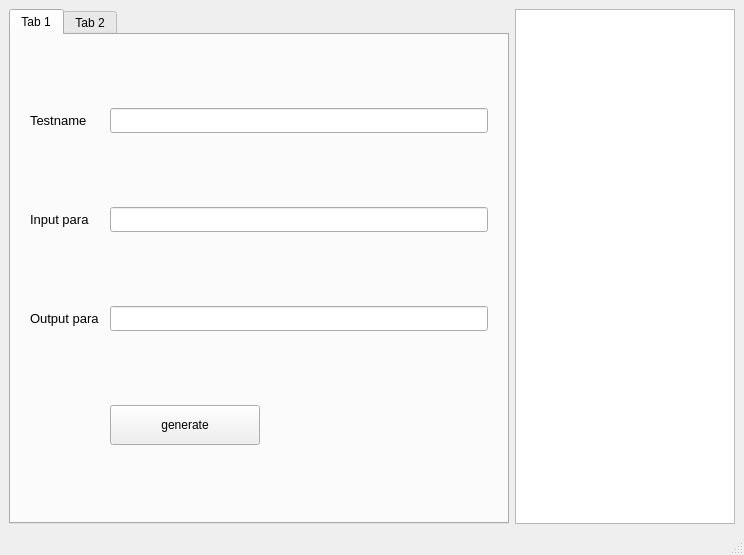
This is ui/MainWindow.ui in SJTU-Applemin/AutoClass as Qt 5 draws it before an edit. The edited form follows.
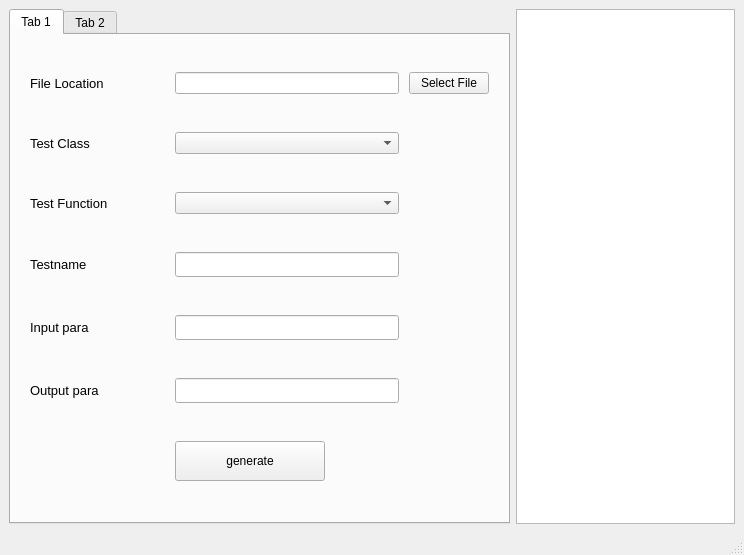
This is the edited form.

Commit message: add file selection, class and function selection

```diff
--- a/ui/MainWindow.ui
+++ b/ui/MainWindow.ui
@@ -20,7 +20,7 @@
    <string>MainWindow</string>
   </property>
   <widget class="QWidget" name="centralwidget">
-   <layout class="QGridLayout" name="gridLayout_2">
+   <layout class="QGridLayout" name="gridLayout_2" columnstretch="5,1">
     <item row="0" column="1">
      <widget class="QTextBrowser" name="textBrowser"/>
     </item>
@@ -47,7 +47,7 @@
        </attribute>
        <layout class="QHBoxLayout" name="horizontalLayout">
         <item>
-         <layout class="QGridLayout" name="gridLayout">
+         <layout class="QGridLayout" name="gridLayout" columnstretch="3,5,1">
           <property name="leftMargin">
            <number>10</number>
           </property>
@@ -57,51 +57,7 @@
           <property name="spacing">
            <number>10</number>
           </property>
-          <item row="1" column="0">
-           <widget class="QLabel" name="label">
-            <property name="font">
-             <font>
-              <pointsize>10</pointsize>
-             </font>
-            </property>
-            <property name="text">
-             <string>Input para</string>
-            </property>
-           </widget>
-          </item>
-          <item row="0" column="1">
-           <widget class="QLineEdit" name="lineEditTestName">
-            <property name="minimumSize">
-             <size>
-              <width>0</width>
-              <height>25</height>
-             </size>
-            </property>
-           </widget>
-          </item>
-          <item row="1" column="1">
-           <widget class="QLineEdit" name="lineEditInputPara">
-            <property name="minimumSize">
-             <size>
-              <width>0</width>
-              <height>25</height>
-             </size>
-            </property>
-           </widget>
-          </item>
-          <item row="3" column="0">
-           <widget class="QLabel" name="label_3">
-            <property name="font">
-             <font>
-              <pointsize>10</pointsize>
-             </font>
-            </property>
-            <property name="text">
-             <string>Output para</string>
-            </property>
-           </widget>
-          </item>
-          <item row="3" column="1">
+          <item row="6" column="1">
            <widget class="QLineEdit" name="lineEditOutputPara">
             <property name="minimumSize">
              <size>
@@ -111,19 +67,7 @@
             </property>
            </widget>
           </item>
-          <item row="0" column="0">
-           <widget class="QLabel" name="label_2">
-            <property name="font">
-             <font>
-              <pointsize>10</pointsize>
-             </font>
-            </property>
-            <property name="text">
-             <string>Testname</string>
-            </property>
-           </widget>
-          </item>
-          <item row="4" column="1">
+          <item row="7" column="1">
            <widget class="QPushButton" name="pushButtonGenerate">
             <property name="enabled">
              <bool>true</bool>
@@ -151,6 +95,114 @@
             </property>
            </widget>
           </item>
+          <item row="3" column="0">
+           <widget class="QLabel" name="label_2">
+            <property name="font">
+             <font>
+              <pointsize>10</pointsize>
+             </font>
+            </property>
+            <property name="text">
+             <string>Testname</string>
+            </property>
+           </widget>
+          </item>
+          <item row="2" column="0">
+           <widget class="QLabel" name="label_4">
+            <property name="font">
+             <font>
+              <pointsize>10</pointsize>
+             </font>
+            </property>
+            <property name="text">
+             <string>Test Function</string>
+            </property>
+           </widget>
+          </item>
+          <item row="3" column="1">
+           <widget class="QLineEdit" name="lineEditTestName">
+            <property name="minimumSize">
+             <size>
+              <width>0</width>
+              <height>25</height>
+             </size>
+            </property>
+           </widget>
+          </item>
+          <item row="4" column="0">
+           <widget class="QLabel" name="label">
+            <property name="font">
+             <font>
+              <pointsize>10</pointsize>
+             </font>
+            </property>
+            <property name="text">
+             <string>Input para</string>
+            </property>
+           </widget>
+          </item>
+          <item row="0" column="1">
+           <widget class="QLineEdit" name="lineEditFile"/>
+          </item>
+          <item row="4" column="1">
+           <widget class="QLineEdit" name="lineEditInputPara">
+            <property name="minimumSize">
+             <size>
+              <width>0</width>
+              <height>25</height>
+             </size>
+            </property>
+           </widget>
+          </item>
+          <item row="6" column="0">
+           <widget class="QLabel" name="label_3">
+            <property name="font">
+             <font>
+              <pointsize>10</pointsize>
+             </font>
+            </property>
+            <property name="text">
+             <string>Output para</string>
+            </property>
+           </widget>
+          </item>
+          <item row="0" column="0">
+           <widget class="QLabel" name="label_6">
+            <property name="font">
+             <font>
+              <pointsize>10</pointsize>
+             </font>
+            </property>
+            <property name="text">
+             <string>File Location</string>
+            </property>
+           </widget>
+          </item>
+          <item row="1" column="0">
+           <widget class="QLabel" name="label_5">
+            <property name="font">
+             <font>
+              <pointsize>10</pointsize>
+             </font>
+            </property>
+            <property name="text">
+             <string>Test Class</string>
+            </property>
+           </widget>
+          </item>
+          <item row="0" column="2">
+           <widget class="QPushButton" name="pushButtonSelectFile">
+            <property name="text">
+             <string>Select File</string>
+            </property>
+           </widget>
+          </item>
+          <item row="1" column="1">
+           <widget class="QComboBox" name="comboBoxClass"/>
+          </item>
+          <item row="2" column="1">
+           <widget class="QComboBox" name="comboBoxFunction"/>
+          </item>
          </layout>
         </item>
        </layout>
```
Left out of the diff: 2 changed lines with no effect on the pictures. The commit also changes 3 other files.
